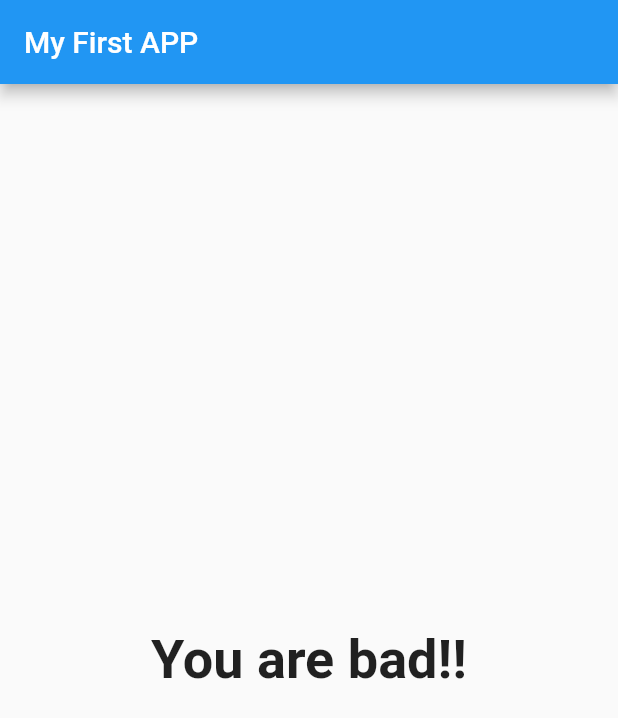
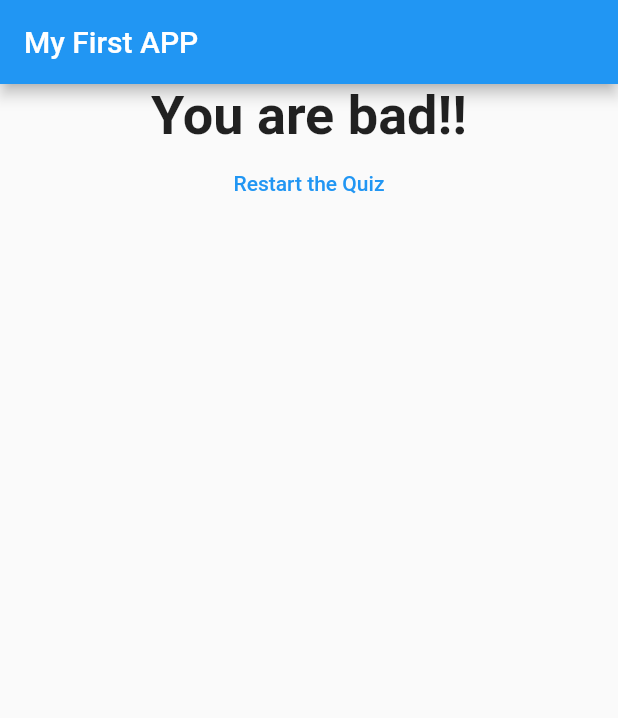
Before and after one commit to mdsavian/flutter_complete_guide, a Flutter app: the screen it shows after launch, after a tap on "Blue", after a tap on "Cat", after a tap on "Andrew", on a phone screen of 412 x 824 dp. Shown: the top 718 px of the screen. Run offline on Flutter 3.47's test engine with Material 2 defaults, Android fonts, the phone set to English and light mode, and no system bars.

Commit message:
feat: add reset quiz button

```diff
--- a/lib/main.dart
+++ b/lib/main.dart
@@ -45,6 +45,12 @@ class _MyAppState extends State<MyApp> {
   var _questionIndex = 0;
   var _totalScore = 0;
 
+  void _resetQuiz() {
+    setState(() {
+      _totalScore = _questionIndex = 0;
+    });
+  }
+
   void _answerQuestion(int score) {
     setState(() {
       _questionIndex += 1;
@@ -65,7 +71,7 @@ class _MyAppState extends State<MyApp> {
         ),
         body: _questionIndex < _questions.length
             ? Quiz(_currentQuestion, _answerQuestion)
-            : Result(_totalScore),
+            : Result(_totalScore, _resetQuiz),
       ),
     );
   }
--- a/lib/result.dart
+++ b/lib/result.dart
@@ -1,19 +1,20 @@
 import 'package:flutter/material.dart';
 
 class Result extends StatelessWidget {
-  final int _totalScore;
+  final int totalScore;
+  final VoidCallback resetQuiz;
 
-  Result(this._totalScore);
+  Result(this.totalScore, this.resetQuiz);
 
   String get resultPhrase {
     String resultText;
-    if (_totalScore <= 8) {
+    if (totalScore <= 8) {
       resultText = 'You are innocent';
-    } else if (_totalScore <= 12) {
+    } else if (totalScore <= 12) {
       resultText = 'You are innocent :)';
-    } else if (_totalScore <= 16) {
+    } else if (totalScore <= 16) {
       resultText = 'You are likeable!';
-    } else if (_totalScore <= 20) {
+    } else if (totalScore <= 20) {
       resultText = 'You are strange!';
     } else {
       resultText = 'You are bad!!';
@@ -26,10 +27,19 @@ class Result extends StatelessWidget {
   Widget build(BuildContext context) {
     return Container(
       child: Center(
-        child: Text(
-          resultPhrase,
-          textAlign: TextAlign.center,
-          style: TextStyle(fontSize: 36, fontWeight: FontWeight.bold),
+        child: Column(
+          children: [
+            Text(
+              resultPhrase,
+              textAlign: TextAlign.center,
+              style: TextStyle(fontSize: 36, fontWeight: FontWeight.bold),
+            ),
+            FlatButton(
+              onPressed: resetQuiz,
+              child: Text('Restart the Quiz'),
+              textColor: Colors.blue,
+            )
+          ],
         ),
       ),
     );
```
